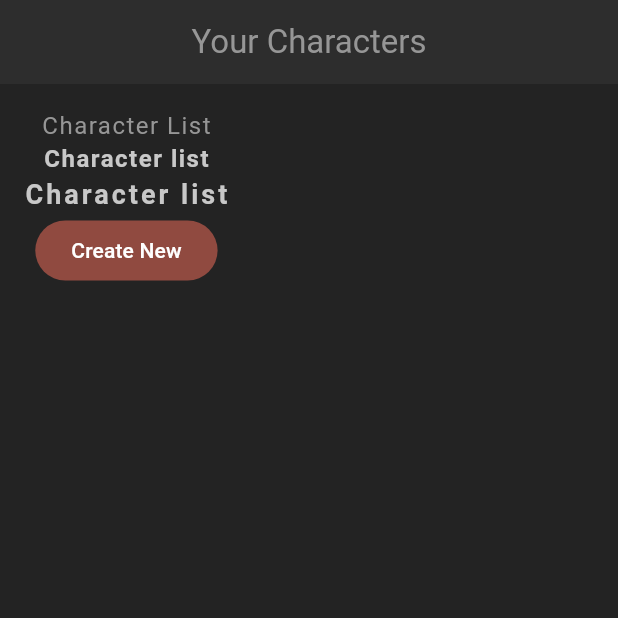
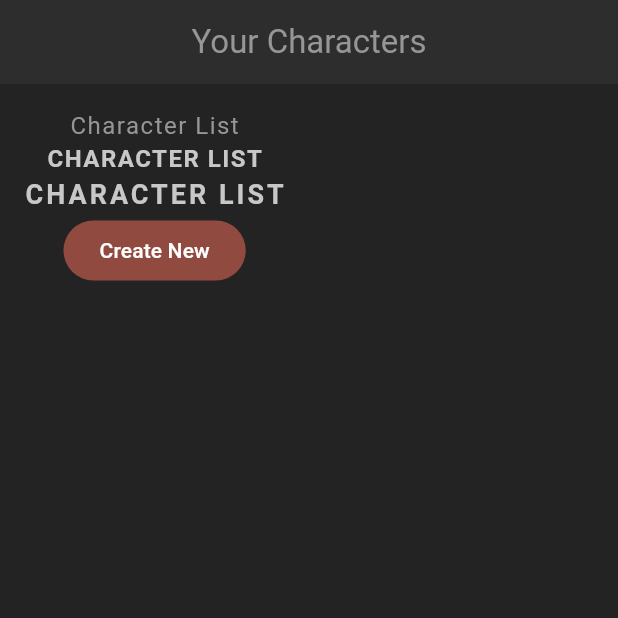
Before and after one commit to wendyyyanto/rpg_characters_app, a Flutter app: the screen it shows after launch, on a phone screen of 412 x 824 dp, the top half of it. Run offline on Flutter 3.47's test engine with Material 3 defaults, Android fonts, the phone set to English and light mode, and no system bars.

Commit message:
[ADD] reusable text widgets with styles

```diff
--- a/lib/screens/home/home.dart
+++ b/lib/screens/home/home.dart
@@ -1,4 +1,5 @@
 import 'package:flutter/material.dart';
+import 'package:rpg_app/shared/styled_text.dart';
 
 class Home extends StatefulWidget {
   const Home({super.key});
@@ -18,16 +19,13 @@
             padding: const EdgeInsets.all(16),
             child: Column(
               children: [
-                const Text('Character List'),
-                Text(
-                  'Character list',
-                  style: Theme.of(context).textTheme.headlineMedium,
-                ),
-                Text(
-                  'Character list',
-                  style: Theme.of(context).textTheme.titleMedium,
-                ),
-                FilledButton(onPressed: () {}, child: const Text('Create New'))
+                const StyledText('Character List'),
+                const StyledHeading('Character list'),
+                const StyledTitle('Character list'),
+                FilledButton(
+                  onPressed: () {},
+                  child: const Text('Create New'),
+                )
               ],
             )));
   }
--- /dev/null
+++ b/lib/shared/styled_text.dart
@@ -0,0 +1,43 @@
+import 'package:flutter/material.dart';
+
+class StyledText extends StatelessWidget {
+  const StyledText(this.text, {super.key});
+
+  final String text;
+
+  @override
+  Widget build(BuildContext context) {
+    return Text(
+      text,
+      style: Theme.of(context).textTheme.bodyMedium,
+    );
+  }
+}
+
+class StyledHeading extends StatelessWidget {
+  const StyledHeading(this.text, {super.key});
+
+  final String text;
+
+  @override
+  Widget build(BuildContext context) {
+    return Text(
+      text.toUpperCase(),
+      style: Theme.of(context).textTheme.headlineMedium,
+    );
+  }
+}
+
+class StyledTitle extends StatelessWidget {
+  const StyledTitle(this.text, {super.key});
+
+  final String text;
+
+  @override
+  Widget build(BuildContext context) {
+    return Text(
+      text.toUpperCase(),
+      style: Theme.of(context).textTheme.titleMedium,
+    );
+  }
+}
```
